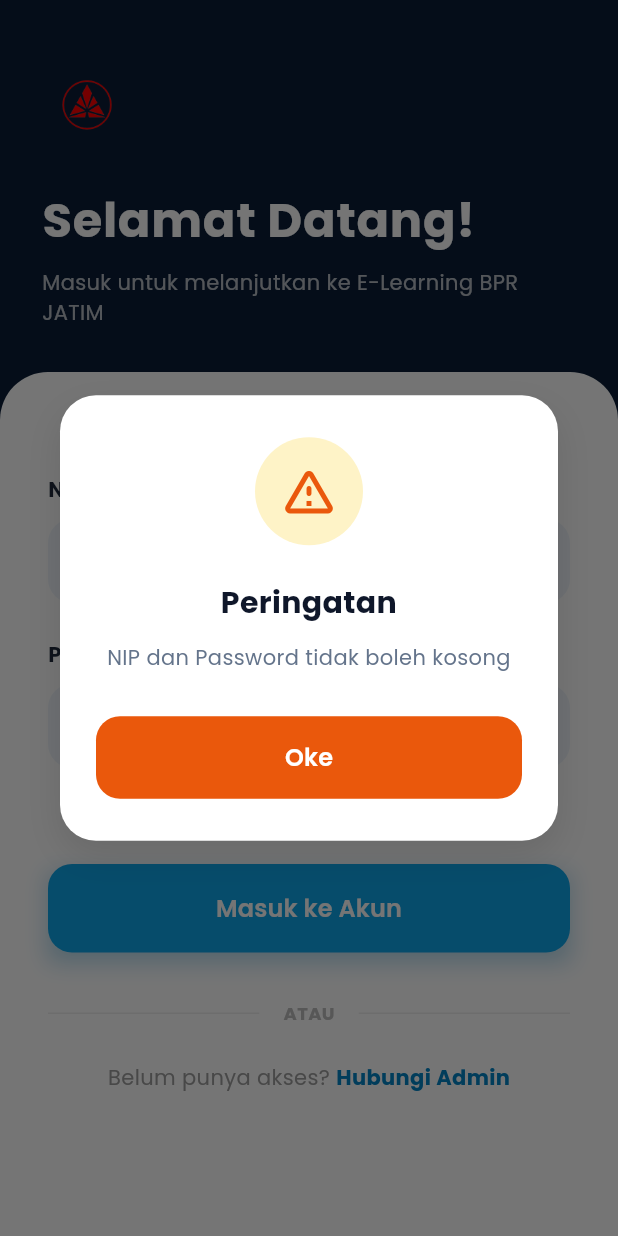
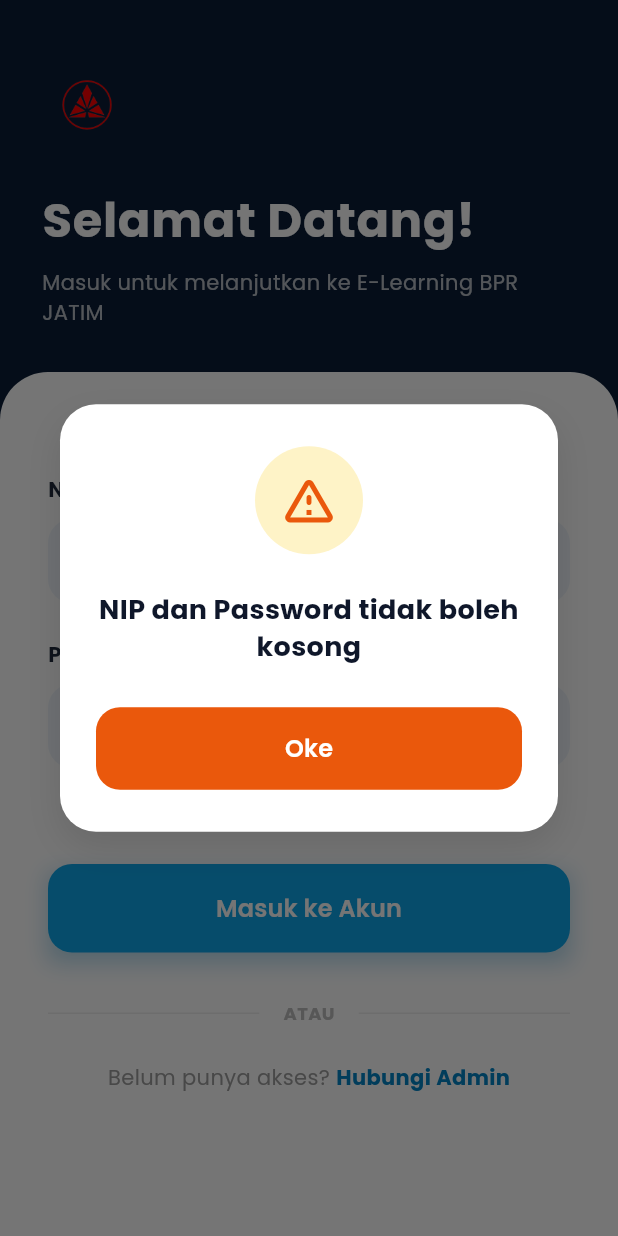
Before and after one commit to rafifzaidan/bpr_elearning, a Flutter app: the LoginScreen screen opened directly, after a tap on "Masuk ke Akun", on a phone screen of 412 x 824 dp. Run offline on Flutter 3.47's test engine with Material 3 defaults, Android fonts, the phone set to English and light mode, and no system bars; our stand-ins replace cached_network_image, chewie, connectivity_plus, google_fonts, image_picker, pinput and 3 more; missing offline and left inert: syncfusion_flutter_pdfviewer; accounts and stored records are empty.

Commit message:
Remove dialog category titles and make message the main bold text

```diff
--- a/mobile_app/lib/screens/login_screen.dart
+++ b/mobile_app/lib/screens/login_screen.dart
@@ -39,7 +39,6 @@ class _LoginScreenState extends State<LoginScreen>
   Future<void> _submit() async {
     if (_nipCtrl.text.trim().isEmpty || _passwordCtrl.text.isEmpty) {
       _showCustomDialog(
-        title: 'Peringatan',
         message: 'NIP dan Password tidak boleh kosong',
       );
       return;
@@ -61,7 +60,6 @@ class _LoginScreenState extends State<LoginScreen>
           msg = 'NIP atau password salah. Silakan coba lagi.';
         }
         _showCustomDialog(
-          title: 'Gagal Masuk',
           message: msg,
         );
       }
@@ -104,7 +102,6 @@ class _LoginScreenState extends State<LoginScreen>
                 await Provider.of<AuthProvider>(context, listen: false).sendPasswordResetEmail(emailCtrl.text);
                 if (mounted) {
                   _showCustomDialog(
-                    title: 'Berhasil',
                     message: 'Link reset password telah dikirim ke email Anda.',
                     isSuccess: true,
                   );
@@ -112,7 +109,6 @@ class _LoginScreenState extends State<LoginScreen>
               } catch (e) {
                 if (mounted) {
                   _showCustomDialog(
-                    title: 'Gagal',
                     message: 'Gagal mengirim email: ${e.toString().replaceAll('Exception: ', '')}',
                   );
                 }
@@ -126,7 +122,6 @@ class _LoginScreenState extends State<LoginScreen>
   }
 
   void _showCustomDialog({
-    required String title,
     required String message,
     bool isSuccess = false,
   }) {
@@ -170,25 +165,15 @@ class _LoginScreenState extends State<LoginScreen>
                   ),
                 ),
                 const SizedBox(height: 24),
-                // Title
-                Text(
-                  title,
-                  textAlign: TextAlign.center,
-                  style: const TextStyle(
-                    fontSize: 20,
-                    fontWeight: FontWeight.bold,
-                    color: Color(0xFF0F172A),
-                  ),
-                ),
-                const SizedBox(height: 12),
-                // Message Content
+                // Message Content (Centered and bold as the primary text)
                 Text(
                   message,
                   textAlign: TextAlign.center,
                   style: const TextStyle(
-                    fontSize: 14,
-                    color: Color(0xFF64748B),
-                    height: 1.5,
+                    fontSize: 18,
+                    fontWeight: FontWeight.bold,
+                    color: Color(0xFF0F172A),
+                    height: 1.4,
                   ),
                 ),
                 const SizedBox(height: 28),
@@ -455,7 +440,6 @@ class _LoginScreenState extends State<LoginScreen>
                           GestureDetector(
                             onTap: () {
                               _showCustomDialog(
-                                title: 'Info Akses',
                                 message: 'Silakan hubungi tim HR/TI BPR Jatim.',
                                 isSuccess: true,
                               );
```
